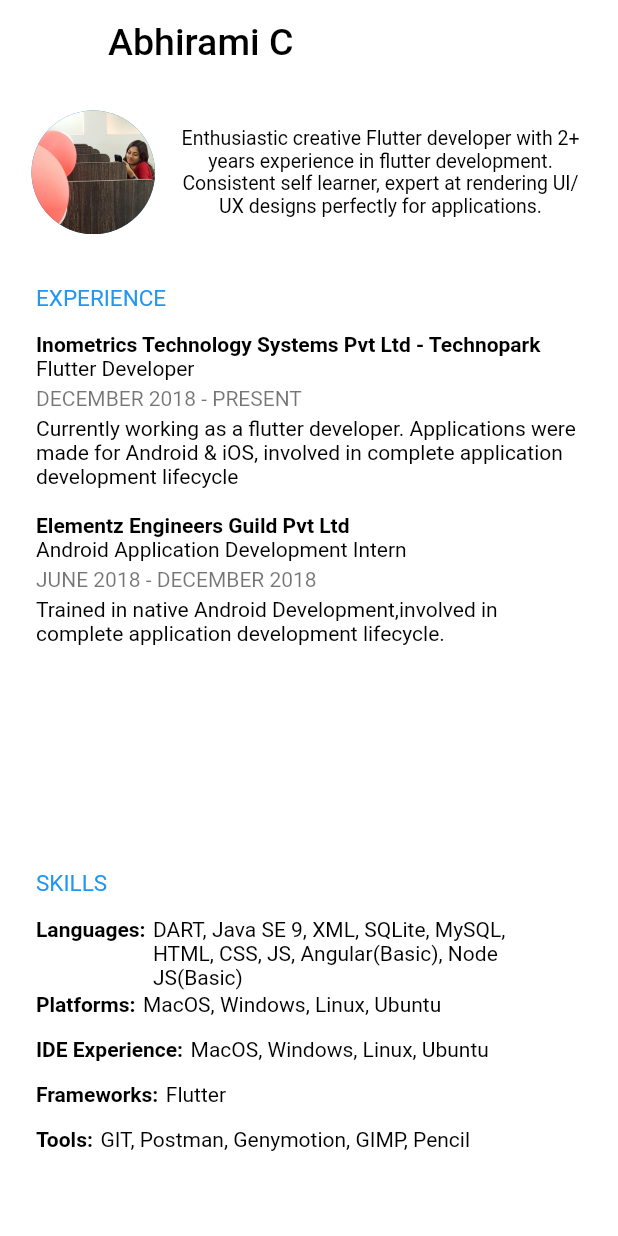
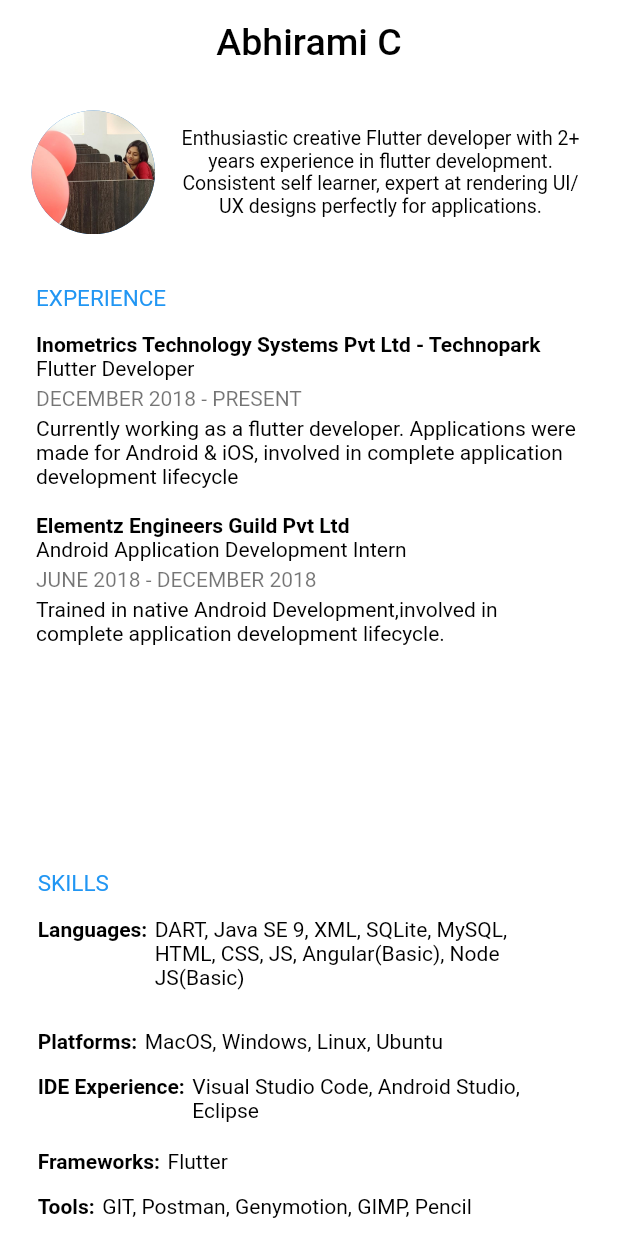
Before and after one commit to abhiramicdev/portfolio, a Flutter app: the screen it shows after launch, after a tap on "CV", on a phone screen of 412 x 824 dp. Run offline on Flutter 3.47's test engine with Material 2 defaults, Android fonts, the phone set to English and light mode, and no system bars; our stand-ins replace google_fonts; missing offline and left inert: flutter_sinusoidals; Roboto replaces fonts that are missing (Martel).

```diff
--- a/lib/screens/cv_screen.dart
+++ b/lib/screens/cv_screen.dart
@@ -18,6 +18,7 @@ class CVScreen extends StatelessWidget {
             fontSize: 25,
           ),
         ),
+        centerTitle: true,
       ),
       body: Padding(
         padding: const EdgeInsets.symmetric(horizontal: 8.0),
@@ -177,11 +178,11 @@ class CVScreen extends StatelessWidget {
                       width: MediaQuery.of(context).size.width >
                               MediaQuery.of(context).size.height
                           ? MediaQuery.of(context).size.width / 14
-                          : 16,
+                          : MediaQuery.of(context).size.width / 24,
                     ),
                     Container(
                       // color: Colors.lightGreen[50],
-                      width: MediaQuery.of(context).size.width * 3.6 / 4,
+                      width: MediaQuery.of(context).size.width * 22 / 24,
                       height: MediaQuery.of(context).size.width >
                               MediaQuery.of(context).size.height
                           ? MediaQuery.of(context).size.height / 3
@@ -213,7 +214,7 @@ class CVScreen extends StatelessWidget {
                                   MediaQuery.of(context).size.width >
                                           MediaQuery.of(context).size.height
                                       ? MediaQuery.of(context).size.height / 24
-                                      : 50),
+                                      : 75,MediaQuery.of(context).size.width * 2.4 / 4,),
                             ],
                           ),
                           Row(
@@ -222,7 +223,7 @@ class CVScreen extends StatelessWidget {
                             children: [
                               SubHeading("Platforms:"),
                               SizedBox(width: 5),
-                              SkillTile("MacOS, Windows, Linux, Ubuntu", 30),
+                              SkillTile("MacOS, Windows, Linux, Ubuntu", 30,MediaQuery.of(context).size.width * 2.7 / 4,),
                             ],
                           ),
                           Row(
@@ -231,7 +232,12 @@ class CVScreen extends StatelessWidget {
                             children: [
                               SubHeading("IDE Experience:"),
                               SizedBox(width: 5),
-                              SkillTile("MacOS, Windows, Linux, Ubuntu", 30),
+                              SkillTile(
+                                  "Visual Studio Code, Android Studio, Eclipse",
+                                  MediaQuery.of(context).size.width >
+                                          MediaQuery.of(context).size.height
+                                      ? MediaQuery.of(context).size.height / 24
+                                      : 50,MediaQuery.of(context).size.width * 2.3 / 4,),
                             ],
                           ),
                           Row(
@@ -240,7 +246,7 @@ class CVScreen extends StatelessWidget {
                             children: [
                               SubHeading("Frameworks:"),
                               SizedBox(width: 5),
-                              SkillTile("Flutter", 30),
+                              SkillTile("Flutter", 30,MediaQuery.of(context).size.width * 2.3 / 4,),
                             ],
                           ),
                           Row(
@@ -250,7 +256,10 @@ class CVScreen extends StatelessWidget {
                               SubHeading("Tools:"),
                               SizedBox(width: 5),
                               SkillTile(
-                                  "GIT, Postman, Genymotion, GIMP, Pencil", 30),
+                                  "GIT, Postman, Genymotion, GIMP, Pencil", MediaQuery.of(context).size.width >
+                                          MediaQuery.of(context).size.height
+                                      ? MediaQuery.of(context).size.height / 24
+                                      : 50,MediaQuery.of(context).size.width * 2.7 / 4,),
                             ],
                           ),
                           //                              Row(
--- a/lib/screens/home_screen.dart
+++ b/lib/screens/home_screen.dart
@@ -152,7 +152,6 @@ class _HomeScreenState extends State<HomeScreen> {
                 ),
                 Container(
                   height: MediaQuery.of(context).size.height / 5.5,
-
                   width: MediaQuery.of(context).size.width - 16,
                   // color: Colors.lightBlueAccent,
                   child: Center(
@@ -164,30 +163,32 @@ class _HomeScreenState extends State<HomeScreen> {
                                     MediaQuery.of(context).size.height
                                 ? 10
                                 : 4),
+                        Column(
+                          mainAxisAlignment: MainAxisAlignment.center,
+                          children: [
                             Row(
                               mainAxisAlignment: MainAxisAlignment.spaceAround,
                               children: [
                                 Container(
                                   // color: Colors.lightBlue[50],
-                              width: MediaQuery.of(context).size.width / 3.3,
-                              child: InkWell(
-                                onTap: () {},
-                                child: Chip(
-                                  backgroundColor: Colors.lightBlue[50],
-                                  label: Text(
+                                  width:
+                                      MediaQuery.of(context).size.width / 3.3,
+                                  child: MaterialButton(
+                                    onPressed: () {},
+                                    child: Text(
                                       "UI designs",
                                       style: GoogleFonts.martel(
-                                      fontSize: MediaQuery.of(context)
+                                        fontSize:
+                                            MediaQuery.of(context).size.width >
+                                                    MediaQuery.of(context)
                                                         .size
-                                                  .width >
-                                              MediaQuery.of(context).size.height
+                                                        .height
                                                 ? 14
-                                          : 12,
-                                      color: Colors.black,
+                                                : 13,
+                                        color: Colors.blue,
                                         // color: Colors.blueAccent[700],
                                         letterSpacing: .1,
                                         fontWeight: FontWeight.w700,
-                                    ),
                                       ),
                                     ),
                                   ),
@@ -199,23 +200,21 @@ class _HomeScreenState extends State<HomeScreen> {
                                 ),
                                 Container(
                                   width: MediaQuery.of(context).size.width / 3,
-                              child: InkWell(
-                                onTap: () {},
-                                child: Chip(
-                                  backgroundColor: Colors.lightBlue[50],
-                                  label: Text(
+                                  child: MaterialButton(
+                                    onPressed: () {},
+                                    child: Text(
                                       "Apps on store",
                                       style: GoogleFonts.martel(
-                                      fontSize: MediaQuery.of(context)
+                                        fontSize:
+                                            MediaQuery.of(context).size.width >
+                                                    MediaQuery.of(context)
                                                         .size
-                                                  .width >
-                                              MediaQuery.of(context).size.height
+                                                        .height
                                                 ? 14
-                                          : 12,
-                                      color: Colors.black,
+                                                : 13,
+                                        color: Colors.blue,
                                         letterSpacing: .1,
                                         fontWeight: FontWeight.w700,
-                                    ),
                                       ),
                                     ),
                                   ),
@@ -226,29 +225,28 @@ class _HomeScreenState extends State<HomeScreen> {
                                   color: Colors.black,
                                 ),
                                 Container(
-                              width: MediaQuery.of(context).size.width / 3.4,
-                              child: InkWell(
-                                onTap: () {
+                                  width:
+                                      MediaQuery.of(context).size.width / 3.4,
+                                  child: MaterialButton(
+                                    onPressed: () {
                                       Navigator.pushNamed(context, '/cv');
                                     },
                                     child: Hero(
                                       tag: 'cv',
-                                  child: Chip(
-                                    backgroundColor: Colors.lightBlue[50],
-                                    label: Text(
+                                      child: Text(
                                         'CV',
                                         style: GoogleFonts.martel(
-                                        fontSize:
-                                            MediaQuery.of(context).size.width >
+                                          fontSize: MediaQuery.of(context)
+                                                      .size
+                                                      .width >
                                                   MediaQuery.of(context)
                                                       .size
                                                       .height
                                               ? 14
-                                                : 12,
-                                        color: Colors.black,
+                                              : 13,
+                                          color: Colors.blue,
                                           letterSpacing: .1,
                                           fontWeight: FontWeight.w700,
-                                      ),
                                         ),
                                       ),
                                     ),
@@ -257,9 +255,12 @@ class _HomeScreenState extends State<HomeScreen> {
                               ],
                             ),
                             Container(
-                          width: MediaQuery.of(context).size.width * 3.6 / 4,
+                              width:
+                                  MediaQuery.of(context).size.width * 3.6 / 4,
                               height: .4,
                               color: Colors.black,
+                            ),
+                          ],
                         ),
                         SizedBox(
                             height: MediaQuery.of(context).size.width >
@@ -463,7 +464,7 @@ class _HomeScreenState extends State<HomeScreen> {
                     child: Column(
                       mainAxisAlignment: MainAxisAlignment.spaceBetween,
                       children: [
-                        SizedBox(height:5),
+                        SizedBox(height: 5),
                         Text(
                           "Currently available for freelance works.",
                           style: GoogleFonts.martel(
--- a/lib/widgets/skill_tile.dart
+++ b/lib/widgets/skill_tile.dart
@@ -4,17 +4,19 @@ import 'package:google_fonts/google_fonts.dart';
 class SkillTile extends StatelessWidget {
   final String title;
   final double height;
-  SkillTile(this.title, this.height);
+  final double width;
+  SkillTile(this.title, this.height, this.width);
   @override
   Widget build(BuildContext context) {
     return Container(
       // color: Colors.purple[50],
       height: this.height,
-      width: MediaQuery.of(context).size.width * 2.6 / 4,
+      width: this.width,
       child: Text(
         this.title,
         style: GoogleFonts.martel(
           color: Colors.black,
+          fontSize: 14,
         ),
       ),
     );
```
Lines whose indentation alone changed are shown as unchanged.
